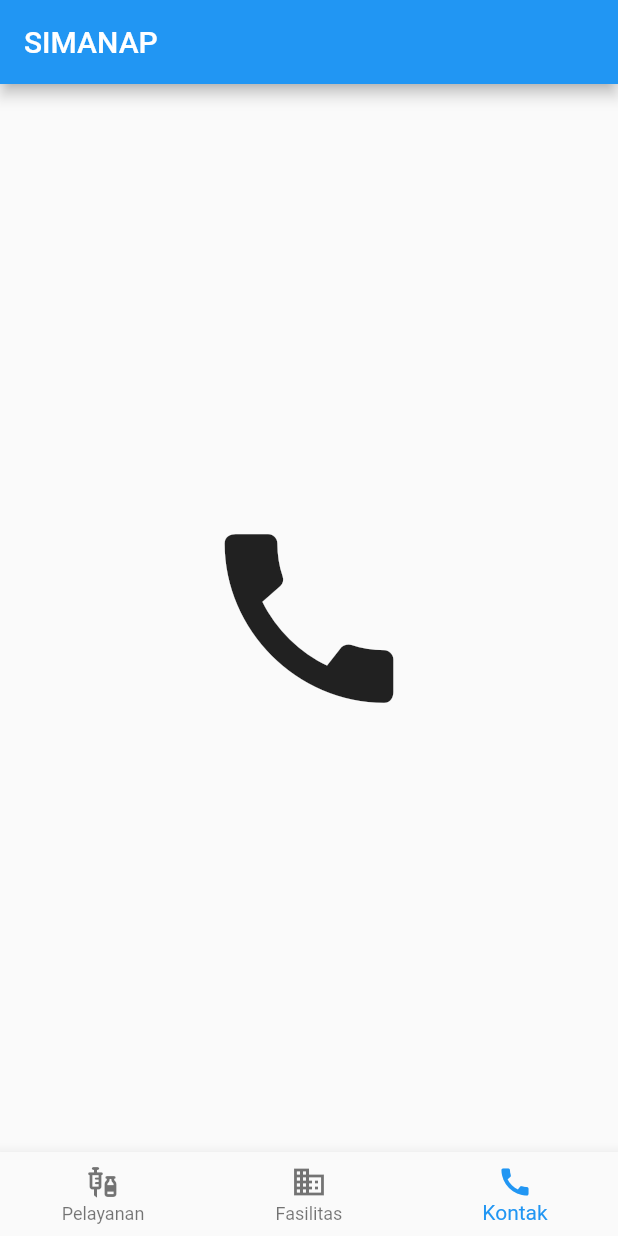
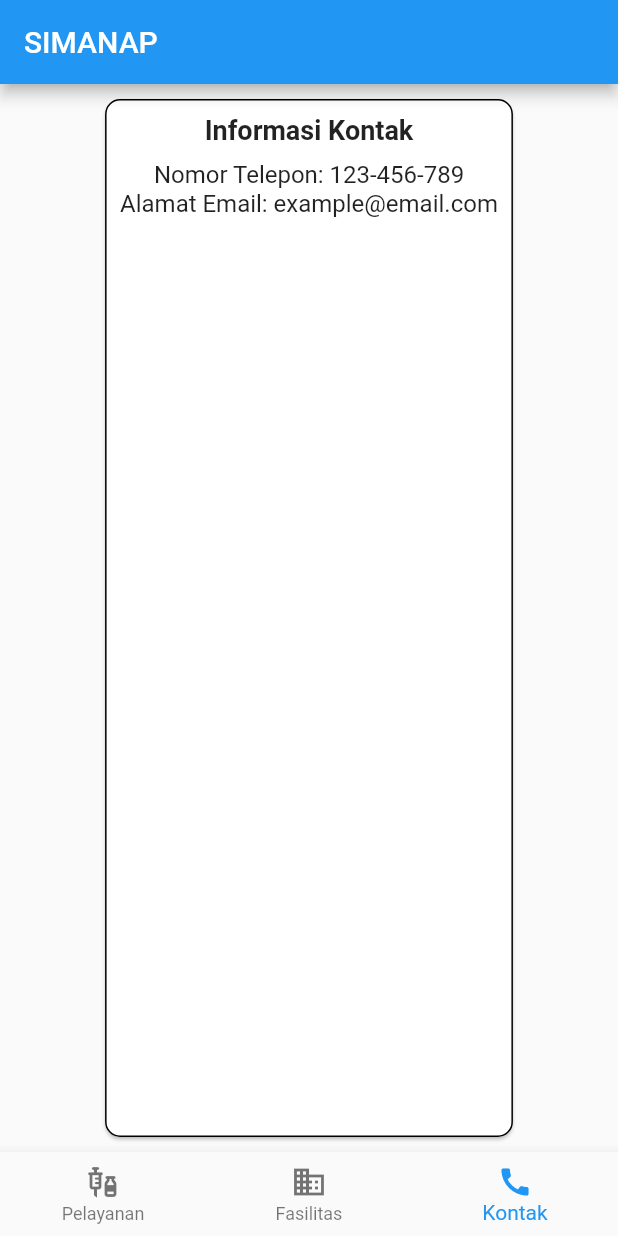
Before and after one commit to Fajri2R/simanap_mobile, a Flutter app: the screen it shows after launch, item 3 of the bottom bar chosen, on a phone screen of 412 x 824 dp. Run offline on Flutter 3.47's test engine with Material 2 defaults, Android fonts, the phone set to English and light mode, and no system bars; our stand-ins replace get.

Commit message:
card kontak

```diff
--- a/lib/home_screen.dart
+++ b/lib/home_screen.dart
@@ -9,8 +9,12 @@ class HomeScreen extends StatefulWidget {
 
 class _BasicBottomNavBarState extends State<HomeScreen> {
   int _selectedIndex = 0;
+  late List<Widget> _pages; // Deklarasikan _pages sebagai late variable
 
-  static const List<Widget> _pages = <Widget>[
+  @override
+  void initState() {
+    super.initState();
+    _pages = <Widget>[
       Icon(
         Icons.vaccines,
         size: 150,
@@ -19,15 +23,42 @@ class _BasicBottomNavBarState extends State<HomeScreen> {
         Icons.business,
         size: 150,
       ),
-    Icon(
-      Icons.call,
-      size: 150,
+      _buildKontakCard(), // Memanggil fungsi untuk menampilkan card kontak
+    ];
+  }
+
+  Widget _buildKontakCard() {
+    return Card(
+      shape: RoundedRectangleBorder(
+        borderRadius: BorderRadius.circular(10.0),
+        side: BorderSide(color: Colors.black, width: 1.0),
       ),
-    // Icon(
-    //   Icons.chat,
-    //   size: 150,
-    // ),
-  ];
+      margin: EdgeInsets.all(10.0),
+      child: Padding(
+        padding: EdgeInsets.all(10.0),
+        child: Column(
+          children: <Widget>[
+            Text(
+              'Informasi Kontak',
+              style: TextStyle(
+                fontWeight: FontWeight.bold,
+                fontSize: 18.0,
+              ),
+            ),
+            SizedBox(height: 10.0),
+            Text(
+              'Nomor Telepon: 123-456-789',
+              style: TextStyle(fontSize: 16.0),
+            ),
+            Text(
+              'Alamat Email: example@email.com',
+              style: TextStyle(fontSize: 16.0),
+            ),
+          ],
+        ),
+      ),
+    );
+  }
 
   void _onItemTapped(int index) {
     setState(() {
@@ -58,10 +89,6 @@ class _BasicBottomNavBarState extends State<HomeScreen> {
             icon: Icon(Icons.call),
             label: 'Kontak',
           ),
-          // BottomNavigationBarItem(
-          //   icon: Icon(Icons.chat),
-          //   label: 'Chats',
-          // ),
         ],
         currentIndex: _selectedIndex,
         onTap: _onItemTapped,
```
Lines whose indentation alone changed are shown as unchanged.
